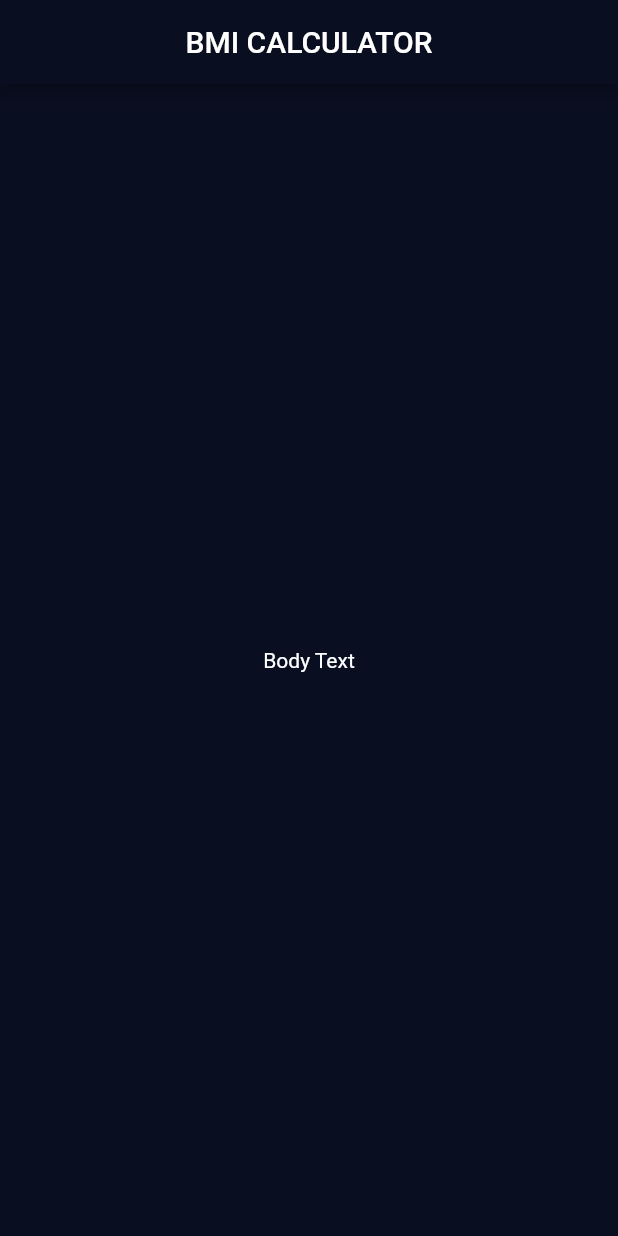
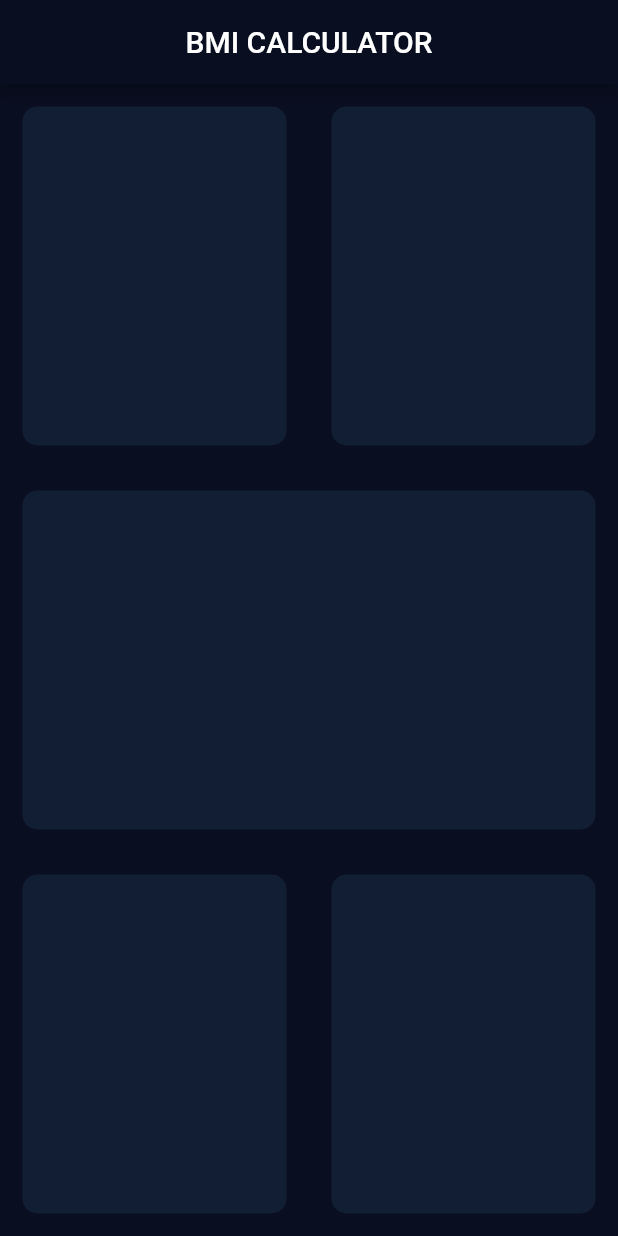
Before and after one commit to RichardCastuera/BMICalculator, a Flutter app: the screen it shows after launch, on a phone screen of 412 x 824 dp. Run offline on Flutter 3.47's test engine with Material 2 defaults, Android fonts, the phone set to English and light mode, and no system bars.

Commit message:
refactor(bmi_app): Restructured code by extracting widgets

```diff
--- a/bmi_app/lib/input_page.dart
+++ b/bmi_app/lib/input_page.dart
@@ -11,12 +11,61 @@ class _InputPageState extends State<InputPage> {
   @override
   Widget build(BuildContext context) {
     return Scaffold(
-      appBar: AppBar(
-        title: Text('BMI CALCULATOR'),
-        centerTitle: true,
-      ),
-      body: Center(
-        child: Text('Body Text'),
+        appBar: AppBar(
+          title: Text('BMI CALCULATOR'),
+          centerTitle: true,
+        ),
+        body: Column(
+          children: [
+            Expanded(
+              child: Row(
+                mainAxisAlignment: MainAxisAlignment.spaceAround,
+                children: [
+                  Expanded(
+                    child: reusableCard(
+                      Color(0xFF121E33),
+                    ),
+                  ),
+                  Expanded(
+                    child: reusableCard(
+                      Color(0xFF121E33),
+                    ),
+                  ),
+                ],
+              ),
+            ),
+            Expanded(
+              child: reusableCard(
+                Color(0xFF121E33),
+              ),
+            ),
+            Expanded(
+              child: Row(
+                mainAxisAlignment: MainAxisAlignment.spaceAround,
+                children: [
+                  Expanded(
+                    child: reusableCard(
+                      Color(0xFF121E33),
+                    ),
+                  ),
+                  Expanded(
+                    child: reusableCard(
+                      Color(0xFF121E33),
+                    ),
+                  ),
+                ],
+              ),
+            )
+          ],
+        ));
+  }
+
+  Container reusableCard(Color color) {
+    return Container(
+      margin: EdgeInsets.all(15.0),
+      decoration: BoxDecoration(
+        color: color,
+        borderRadius: BorderRadius.circular(10.0),
       ),
     );
   }
```
Also changed, not shown: 1 other file.
